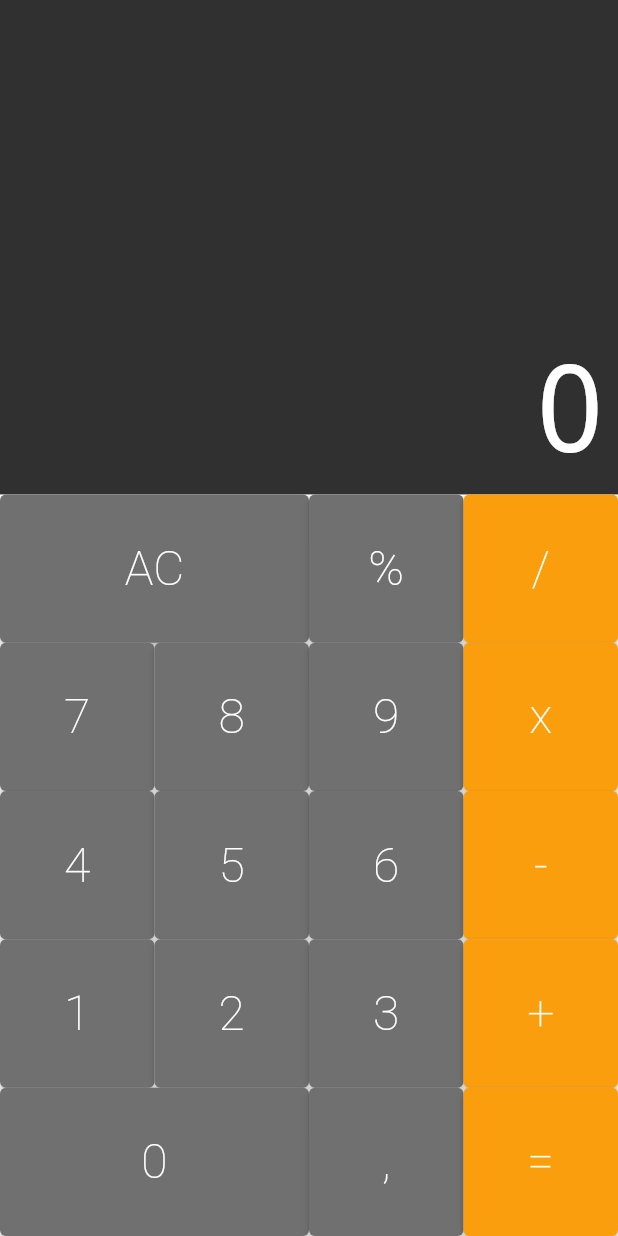
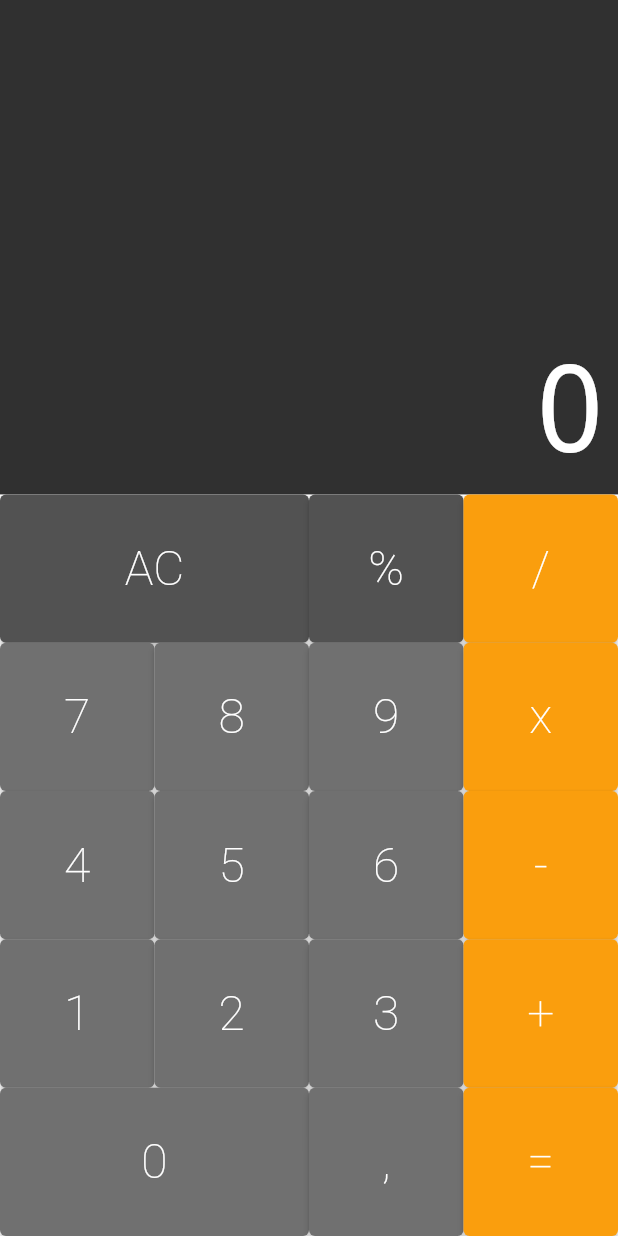
Before and after one commit to LucasCardoso910/calculator, a Flutter app: the screen it shows after launch, on a phone screen of 412 x 824 dp. Run offline on Flutter 3.47's test engine with Material 2 defaults, Android fonts, the phone set to English and light mode, and no system bars; drawn by our look-alikes of auto_size_text.

Commit message:
implement first version of a callback function for button pressing
Signed-off-by: Lucas Cardoso <lucas.cardoso.santos@usp.br>

```diff
--- a/lib/components/button.dart
+++ b/lib/components/button.dart
@@ -10,10 +10,12 @@ class Button extends StatelessWidget {
   final String buttonLabel;
   final bool big;
   final Color color;
+  final void Function(String) cb;
 
   const Button({
     Key? key,
     required this.buttonLabel,
+    required this.cb,
     this.big = false,
     this.color = lightGray,
   }) : super(key: key);
@@ -21,6 +23,7 @@ class Button extends StatelessWidget {
   const Button.big({
     Key? key,
     required this.buttonLabel,
+    required this.cb,
     this.big = true,
     this.color = lightGray,
   }) : super(key: key);
@@ -28,6 +31,7 @@ class Button extends StatelessWidget {
   const Button.operation({
     Key? key,
     required this.buttonLabel,
+    required this.cb,
     this.big = false,
     this.color = orange,
   }) : super(key: key);
@@ -44,7 +48,7 @@ class Button extends StatelessWidget {
           buttonLabel,
           style: labelFont,
         ),
-        onPressed: () {},
+        onPressed: () => cb(buttonLabel),
       ),
     );
   }
--- a/lib/components/keyboard.dart
+++ b/lib/components/keyboard.dart
@@ -3,7 +3,9 @@ import 'package:calculator/components/button_row.dart';
 import 'package:flutter/material.dart';
 
 class Keyboard extends StatelessWidget {
-  const Keyboard({Key? key}) : super(key: key);
+  final void Function(String) cb;
+
+  const Keyboard({Key? key, required this.cb}) : super(key: key);
 
   @override
   Widget build(BuildContext context) {
@@ -15,40 +17,40 @@ class Keyboard extends StatelessWidget {
         children: [
           ButtonRow(
             buttons: [
-              Button.big(buttonLabel: 'AC'),
-              Button(buttonLabel: '%'),
-              Button.operation(buttonLabel: '/'),
+              Button.big(buttonLabel: 'AC', color: Button.darkGray, cb: cb),
+              Button(buttonLabel: '%', color: Button.darkGray, cb: cb),
+              Button.operation(buttonLabel: '/', cb: cb),
             ],
           ),
           ButtonRow(
             buttons: [
-              Button(buttonLabel: '7'),
-              Button(buttonLabel: '8'),
-              Button(buttonLabel: '9'),
-              Button.operation(buttonLabel: 'x'),
+              Button(buttonLabel: '7', cb: cb),
+              Button(buttonLabel: '8', cb: cb),
+              Button(buttonLabel: '9', cb: cb),
+              Button.operation(buttonLabel: 'x', cb: cb),
             ],
           ),
           ButtonRow(
             buttons: [
-              Button(buttonLabel: '4'),
-              Button(buttonLabel: '5'),
-              Button(buttonLabel: '6'),
-              Button.operation(buttonLabel: '-'),
+              Button(buttonLabel: '4', cb: cb),
+              Button(buttonLabel: '5', cb: cb),
+              Button(buttonLabel: '6', cb: cb),
+              Button.operation(buttonLabel: '-', cb: cb),
             ],
           ),
           ButtonRow(
             buttons: [
-              Button(buttonLabel: '1'),
-              Button(buttonLabel: '2'),
-              Button(buttonLabel: '3'),
-              Button.operation(buttonLabel: '+'),
+              Button(buttonLabel: '1', cb: cb),
+              Button(buttonLabel: '2', cb: cb),
+              Button(buttonLabel: '3', cb: cb),
+              Button.operation(buttonLabel: '+', cb: cb),
             ],
           ),
           ButtonRow(
             buttons: [
-              Button.big(buttonLabel: '0'),
-              Button(buttonLabel: ','),
-              Button.operation(buttonLabel: '='),
+              Button.big(buttonLabel: '0', cb: cb),
+              Button(buttonLabel: ',', cb: cb),
+              Button.operation(buttonLabel: '=', cb: cb),
             ],
           ),
         ],
--- a/lib/screens/calculator.dart
+++ b/lib/screens/calculator.dart
@@ -5,16 +5,20 @@ import 'package:flutter/material.dart';
 class Calculator extends StatelessWidget {
   const Calculator({Key? key}) : super(key: key);
 
+  void _onPressed(String text) {
+    print(text);
+  }
+
   @override
   Widget build(BuildContext context) {
-    const appChildren = [
-      Display(text: '0'),
-      Keyboard(),
-    ];
+    const initialDisplay = Display(text: '0');
 
     return MaterialApp(
       home: Column(
-        children: appChildren,
+        children: [
+          initialDisplay,
+          Keyboard(cb: _onPressed),
+        ],
       ),
     );
   }
```
